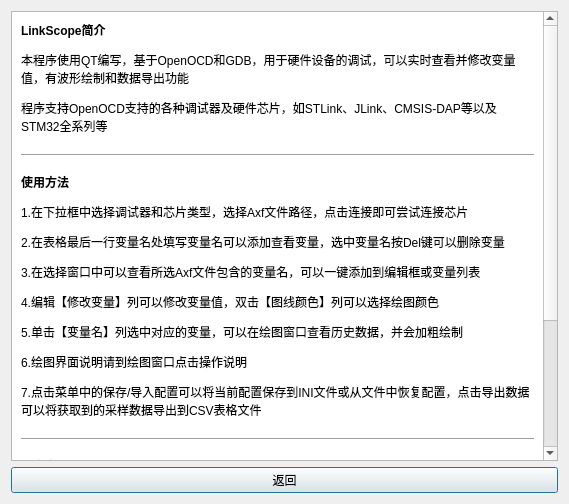
This is helpwindow.ui in Skythinker616/LinkScope as Qt 5 draws it before an edit. The edited form follows.
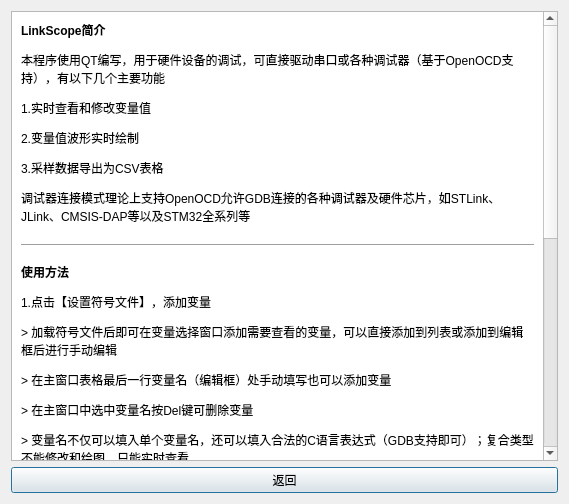
This is the edited form.

Commit message: 增加串口模式及下位机代码；提升GDB执行速度；增加对"class"的展开支持；变量名匹配排除':'；修复选择窗口根节点展开出现成员变量名的问题；修复删除变量后GDB仍继续监视的问题；版本号更新至V1.1.0

Diff of the .ui file:
```diff
--- a/helpwindow.ui
+++ b/helpwindow.ui
@@ -32,9 +32,9 @@
       <property name="geometry">
        <rect>
         <x>0</x>
-        <y>0</y>
+        <y>-735</y>
         <width>523</width>
-        <height>906</height>
+        <height>1179</height>
        </rect>
       </property>
       <property name="autoFillBackground">
@@ -53,7 +53,7 @@
           </sizepolicy>
          </property>
          <property name="text">
-          <string>&lt;html&gt;&lt;head/&gt;&lt;body&gt;&lt;p&gt;&lt;span style=&quot; font-weight:600;&quot;&gt;LinkScope简介&lt;/span&gt;&lt;/p&gt;&lt;p&gt;本程序使用QT编写，基于OpenOCD和GDB，用于硬件设备的调试，可以实时查看并修改变量值，有波形绘制和数据导出功能 &lt;/p&gt;&lt;p&gt;程序支持OpenOCD支持的各种调试器及硬件芯片，如STLink、JLink、CMSIS-DAP等以及STM32全系列等&lt;/p&gt;&lt;hr&gt;&lt;p&gt;&lt;span style=&quot; font-weight:600;&quot;&gt;使用方法&lt;/span&gt;&lt;/p&gt;&lt;p&gt;1.在下拉框中选择调试器和芯片类型，选择Axf文件路径，点击连接即可尝试连接芯片 &lt;/p&gt;&lt;p&gt;2.在表格最后一行变量名处填写变量名可以添加查看变量，选中变量名按Del键可以删除变量 &lt;/p&gt;&lt;p&gt;3.在选择窗口中可以查看所选Axf文件包含的变量名，可以一键添加到编辑框或变量列表&lt;/p&gt;&lt;p&gt;4.编辑【修改变量】列可以修改变量值，双击【图线颜色】列可以选择绘图颜色 &lt;/p&gt;&lt;p&gt;5.单击【变量名】列选中对应的变量，可以在绘图窗口查看历史数据，并会加粗绘制 &lt;/p&gt;&lt;p&gt;6.绘图界面说明请到绘图窗口点击操作说明 &lt;/p&gt;&lt;p&gt;7.点击菜单中的保存/导入配置可以将当前配置保存到INI文件或从文件中恢复配置，点击导出数据可以将获取到的采样数据导出到CSV表格文件&lt;/p&gt;&lt;hr&gt;&lt;p&gt;&lt;span style=&quot; font-weight:600;&quot;&gt;注意事项 &lt;/span&gt;&lt;/p&gt;&lt;p&gt;1.修改Axf路径后需要重新连接 &lt;/p&gt;&lt;p&gt;2.在【变量名】列不仅能填写单个变量名，还可以填入任何合法的C语言表达式 &lt;/p&gt;&lt;p&gt;3.连接目标前请确认已使用该调试器为目标芯片下载过指定程序 &lt;/p&gt;&lt;p&gt;4.若程序闪退后发现下一次运行时无法连接目标，请尝试手动结束openocd.exe进程 &lt;/p&gt;&lt;p&gt;5.连接配置文件位于openocd/share/openocd/scripts下的target和interface中，用户可按照openocd语法编写配置脚本，放入对应目录下后点击“刷新连接配置”菜单项&lt;/p&gt;&lt;/body&gt;&lt;/html&gt;</string>
+          <string>&lt;html&gt;&lt;head/&gt;&lt;body&gt;&lt;p&gt;&lt;span style=&quot; font-weight:600;&quot;&gt;LinkScope简介&lt;/span&gt;&lt;/p&gt;&lt;p&gt;本程序使用QT编写，用于硬件设备的调试，可直接驱动串口或各种调试器（基于OpenOCD支持），有以下几个主要功能&lt;/p&gt;&lt;p&gt;1.实时查看和修改变量值&lt;/p&gt;&lt;p&gt;2.变量值波形实时绘制&lt;/p&gt;&lt;p&gt;3.采样数据导出为CSV表格&lt;/p&gt;&lt;p&gt;调试器连接模式理论上支持OpenOCD允许GDB连接的各种调试器及硬件芯片，如STLink、JLink、CMSIS-DAP等以及STM32全系列等&lt;/p&gt;&lt;hr/&gt;&lt;p&gt;&lt;span style=&quot; font-weight:600;&quot;&gt;使用方法&lt;/span&gt;&lt;/p&gt;&lt;p&gt;1.点击【设置符号文件】，添加变量&lt;/p&gt;&lt;p&gt;&amp;gt; 加载符号文件后即可在变量选择窗口添加需要查看的变量，可以直接添加到列表或添加到编辑框后进行手动编辑&lt;/p&gt;&lt;p&gt;&amp;gt; 在主窗口表格最后一行变量名（编辑框）处手动填写也可以添加变量&lt;/p&gt;&lt;p&gt;&amp;gt; 在主窗口中选中变量名按Del键可删除变量&lt;/p&gt;&lt;p&gt;&amp;gt; 变量名不仅可以填入单个变量名，还可以填入合法的C语言表达式（GDB支持即可）；复合类型不能修改和绘图，只能实时查看&lt;/p&gt;&lt;p&gt;2.选择连接模式，连接芯片，连接后程序开始循环采样&lt;/p&gt;&lt;p&gt;&amp;gt; 调试器模式下，在下拉框中选择调试器和芯片类型，点击连接目标&lt;/p&gt;&lt;p&gt;&amp;gt; 串口模式下，点击刷新串口加载串口列表，选中所连接的串口，点击连接目标&lt;/p&gt;&lt;p&gt;3.编辑【修改变量】列可以修改变量值，双击【图线颜色】列可以选择绘图颜色 &lt;/p&gt;&lt;p&gt;4.单击【变量名】列选中对应的变量，可以在绘图窗口查看历史数据，并会加粗绘制 &lt;/p&gt;&lt;p&gt;5.绘图界面说明请到绘图窗口点击操作说明 &lt;/p&gt;&lt;p&gt;6.点击菜单中的保存/导入配置可以将当前配置保存到INI文件或从文件中恢复配置，点击导出数据可以将获取到的采样数据导出到CSV表格文件&lt;/p&gt;&lt;hr/&gt;&lt;p&gt;&lt;span style=&quot; font-weight:600;&quot;&gt;注意事项 &lt;/span&gt;&lt;/p&gt;&lt;p&gt;1.修改符号文件路径后需要重新连接 &lt;/p&gt;&lt;p&gt;2.连接目标前请确认已使用该调试器为目标芯片下载过指定程序 &lt;/p&gt;&lt;p&gt;3.若程序闪退后发现下一次运行时无法连接目标，请尝试手动结束openocd.exe进程 &lt;/p&gt;&lt;p&gt;4.连接配置文件位于openocd/share/openocd/scripts下的target和interface中，用户可按照openocd语法编写配置脚本，放入对应目录下后点击“刷新连接配置”菜单项&lt;/p&gt;&lt;/body&gt;&lt;/html&gt;</string>
          </property>
          <property name="textFormat">
           <enum>Qt::AutoText</enum>
```
The commit also changes 18 other files.
